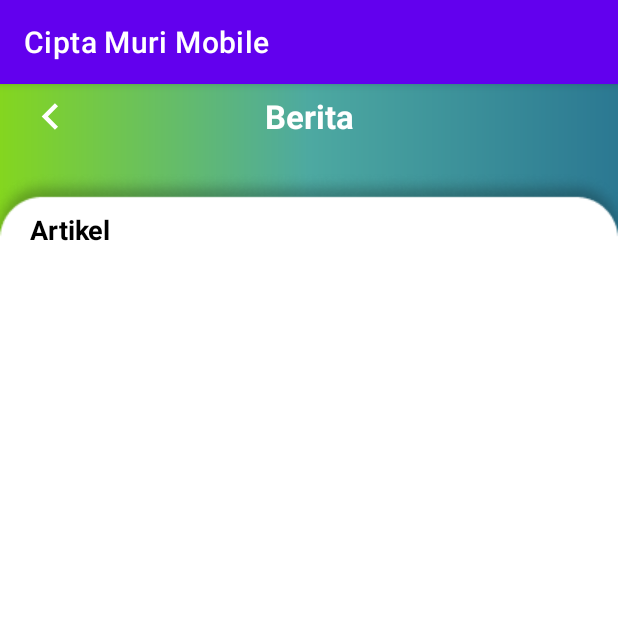
After one commit to karelriyan/cipta-muri-mobile, an Android app: the News screen opened directly, with no data from a screen before it, on a phone screen of 412 x 824 dp, the top half of it. The commit adds this screen. Run offline under Robolectric (Android 15) with nearby library versions, the phone set to English and light mode, and no system bars; 1 statement that could not run was skipped.

Commit message:
Feat: News

```diff
--- /dev/null
+++ b/app/src/main/java/com/main/cipta_muri_mobile/News.kt
@@ -0,0 +1,20 @@
+package com.main.cipta_muri_mobile
+
+import android.os.Bundle
+import androidx.activity.enableEdgeToEdge
+import androidx.appcompat.app.AppCompatActivity
+import androidx.core.view.ViewCompat
+import androidx.core.view.WindowInsetsCompat
+
+class News : AppCompatActivity() {
+    override fun onCreate(savedInstanceState: Bundle?) {
+        super.onCreate(savedInstanceState)
+        enableEdgeToEdge()
+        setContentView(R.layout.activity_news)
+        ViewCompat.setOnApplyWindowInsetsListener(findViewById(R.id.main)) { v, insets ->
+            val systemBars = insets.getInsets(WindowInsetsCompat.Type.systemBars())
+            v.setPadding(systemBars.left, systemBars.top, systemBars.right, systemBars.bottom)
+            insets
+        }
+    }
+}
--- /dev/null
+++ b/app/src/main/res/layout/activity_news.xml
@@ -0,0 +1,87 @@
+<?xml version="1.0" encoding="utf-8"?>
+<FrameLayout xmlns:android="http://schemas.android.com/apk/res/android"
+    xmlns:app="http://schemas.android.com/apk/res-auto"
+    xmlns:tools="http://schemas.android.com/tools"
+    android:layout_width="match_parent"
+    android:layout_height="match_parent"
+    tools:context=".ui.setor.news.NewsActivity">
+
+    <!-- Background -->
+    <View
+        android:layout_width="match_parent"
+        android:layout_height="match_parent"
+        android:background="@drawable/bg_gradient2" />
+
+    <androidx.coordinatorlayout.widget.CoordinatorLayout
+        android:layout_width="match_parent"
+        android:layout_height="match_parent">
+
+        <!-- Scrollable Content -->
+        <androidx.core.widget.NestedScrollView
+            android:layout_width="match_parent"
+            android:layout_height="match_parent"
+            android:clipToPadding="false"
+            android:paddingBottom="80dp">
+
+            <LinearLayout
+                android:layout_width="match_parent"
+                android:layout_height="wrap_content"
+                android:orientation="vertical">
+
+                <!-- Header Section -->
+                <LinearLayout
+                    android:layout_width="match_parent"
+                    android:layout_height="wrap_content"
+                    android:orientation="horizontal"
+                    android:gravity="center_vertical"
+                    android:paddingStart="16dp"
+                    android:paddingEnd="16dp"
+                    android:paddingTop="60dp"
+                    android:paddingBottom="20dp">
+
+                    <ImageView
+                        android:id="@+id/btnBack"
+                        android:layout_width="35dp"
+                        android:layout_height="35dp"
+                        android:src="@drawable/ic_back"
+                        android:contentDescription="Back"
+                        app:tint="@android:color/white" />
+
+                    <TextView
+                        android:layout_width="0dp"
+                        android:layout_height="wrap_content"
+                        android:layout_weight="1"
+                        android:text="Berita"
+                        android:textColor="@android:color/white"
+                        android:textSize="22sp"
+                        android:textStyle="bold"
+                        android:gravity="center"
+                        android:layout_marginEnd="35dp" />
+                </LinearLayout>
+
+                <!-- Content Area with White Background -->
+                <LinearLayout
+                    android:layout_width="match_parent"
+                    android:layout_height="wrap_content"
+                    android:orientation="vertical"
+                    android:background="@drawable/rounded_top_white_bg"
+                    android:paddingHorizontal="20dp"
+                    android:paddingBottom="24dp">
+
+                    <TextView
+                        android:layout_width="match_parent"
+                        android:layout_height="wrap_content"
+                        android:layout_marginTop="25dp"
+                        android:textSize="18sp"
+                        android:text="Artikel"
+                        android:gravity="left"
+                        android:textStyle="bold"
+                        android:textColor="@color/black" />
+                </LinearLayout>
+
+            </LinearLayout>
+        </androidx.core.widget.NestedScrollView>
+
+    </androidx.coordinatorlayout.widget.CoordinatorLayout>
+
+</FrameLayout>
```
Also changed, not shown: app/src/main/AndroidManifest.xml (+35 -25 lines), app/src/main/res/layout/activity_main.xml (+1 -96 lines), app/src/main/res/layout/section_news.xml (added, +59 -0 lines).
